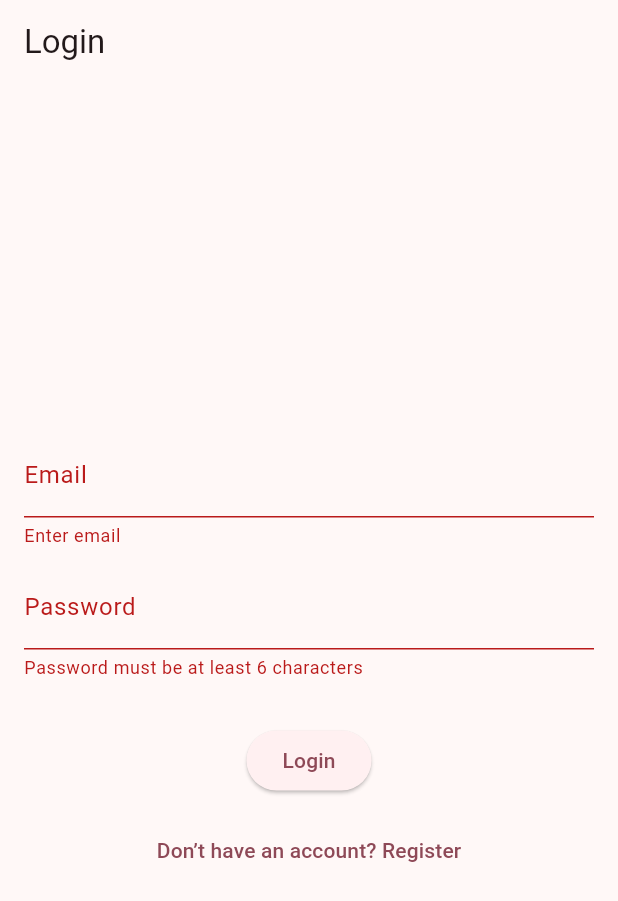
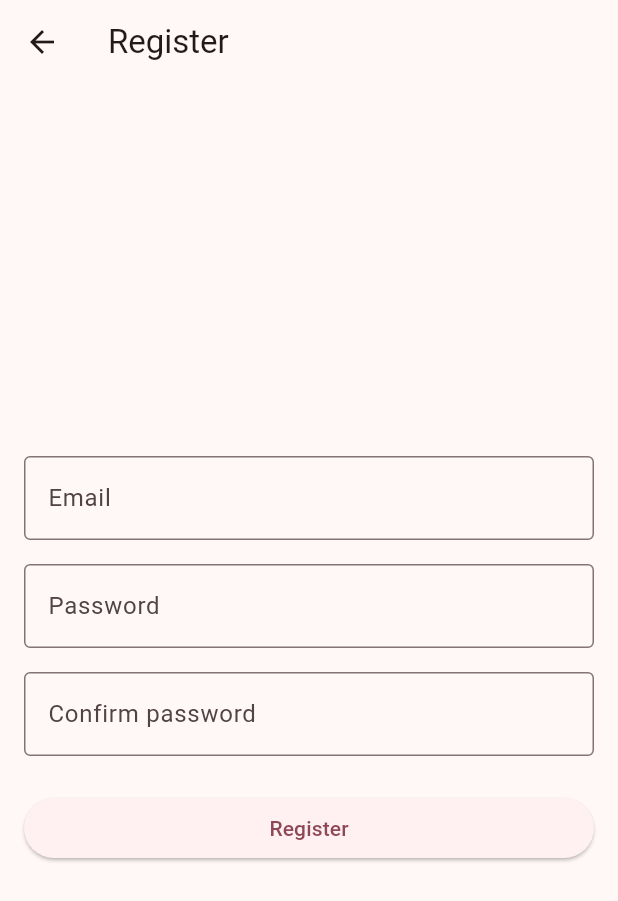
Before and after one commit to AnisaProjects/my_first_app, a Flutter app: the screen it shows after launch, after a tap on "Login", after a tap on "Don’t have an account? Register", on a phone screen of 412 x 824 dp. Shown: the top 901 px of the screen. Run offline on Flutter 3.47's test engine with Material 3 defaults, Android fonts, the phone set to English and light mode, and no system bars; our stand-ins replace firebase_auth, firebase_core; accounts and stored records are empty.

Commit message:
register_screen ui created

```diff
--- a/lib/screens/login_screen.dart
+++ b/lib/screens/login_screen.dart
@@ -1,7 +1,7 @@
 import 'package:flutter/material.dart';
 import 'package:firebase_auth/firebase_auth.dart';
-
 import 'home_screen.dart';
+import 'register_screen.dart';
 
 class LoginScreen extends StatefulWidget {
   static const routeName = '/login';
@@ -42,10 +42,19 @@ class _LoginScreenState extends State<LoginScreen> {
         _errorMessage = e.message ?? 'Login failed';
       });
     } finally {
-      setState(() {
-        _isLoading = false;
-      });
+      if (mounted) {
+        setState(() {
+          _isLoading = false;
+        });
+      }
     }
+  }
+
+  @override
+  void dispose() {
+    _emailController.dispose();
+    _passwordController.dispose();
+    super.dispose();
   }
 
   @override
@@ -59,6 +68,7 @@ class _LoginScreenState extends State<LoginScreen> {
           child: Column(
             mainAxisAlignment: MainAxisAlignment.center,
             children: [
+              // Email
               TextFormField(
                 controller: _emailController,
                 decoration: const InputDecoration(labelText: 'Email'),
@@ -74,6 +84,8 @@ class _LoginScreenState extends State<LoginScreen> {
                 },
               ),
               const SizedBox(height: 12),
+
+              // Password
               TextFormField(
                 controller: _passwordController,
                 decoration: const InputDecoration(labelText: 'Password'),
@@ -87,11 +99,13 @@ class _LoginScreenState extends State<LoginScreen> {
               ),
               const SizedBox(height: 20),
 
+              // Error message
               if (_errorMessage.isNotEmpty)
                 Text(_errorMessage, style: const TextStyle(color: Colors.red)),
 
               const SizedBox(height: 10),
 
+              // Login button or loader
               _isLoading
                   ? const CircularProgressIndicator()
                   : ElevatedButton(
@@ -101,9 +115,13 @@ class _LoginScreenState extends State<LoginScreen> {
 
               const SizedBox(height: 12),
 
+              // Go to Register screen
               TextButton(
                 onPressed: () {
-                  // Later → Register screen
+                  Navigator.push(
+                    context,
+                    MaterialPageRoute(builder: (_) => const RegisterScreen()),
+                  );
                 },
                 child: const Text('Don’t have an account? Register'),
               ),
--- /dev/null
+++ b/lib/screens/register_screen.dart
@@ -0,0 +1,178 @@
+import 'package:flutter/material.dart';
+import 'package:firebase_auth/firebase_auth.dart';
+
+class RegisterScreen extends StatefulWidget {
+  const RegisterScreen({super.key});
+
+  @override
+  State<RegisterScreen> createState() => _RegisterScreenState();
+}
+
+class _RegisterScreenState extends State<RegisterScreen> {
+  final _formKey = GlobalKey<FormState>();
+
+  final _emailController = TextEditingController();
+  final _passwordController = TextEditingController();
+  final _confirmController = TextEditingController();
+
+  bool _isLoading = false;
+
+  @override
+  void dispose() {
+    _emailController.dispose();
+    _passwordController.dispose();
+    _confirmController.dispose();
+    super.dispose();
+  }
+
+  Future<void> _register() async {
+    // 1) Validate basic form rules
+    if (!_formKey.currentState!.validate()) {
+      return;
+    }
+
+    // 2) Check if passwords match
+    if (_passwordController.text.trim() != _confirmController.text.trim()) {
+      ScaffoldMessenger.of(
+        context,
+      ).showSnackBar(const SnackBar(content: Text('Passwords do not match')));
+      return;
+    }
+
+    setState(() {
+      _isLoading = true;
+    });
+
+    try {
+      // 3) Call Firebase Auth to create user
+      await FirebaseAuth.instance.createUserWithEmailAndPassword(
+        email: _emailController.text.trim(),
+        password: _passwordController.text.trim(),
+      );
+
+      // 4) On success: show message & go back to Login
+      if (!mounted) return;
+
+      ScaffoldMessenger.of(context).showSnackBar(
+        const SnackBar(
+          content: Text('Registration successful! Please log in.'),
+        ),
+      );
+
+      Navigator.pop(context); // back to previous screen (e.g. Login)
+    } on FirebaseAuthException catch (e) {
+      // Firebase-specific errors
+      String message = 'Registration failed';
+
+      if (e.code == 'email-already-in-use') {
+        message = 'This email is already in use.';
+      } else if (e.code == 'invalid-email') {
+        message = 'Invalid email address.';
+      } else if (e.code == 'weak-password') {
+        message = 'Password is too weak (min 6 characters).';
+      }
+
+      ScaffoldMessenger.of(
+        context,
+      ).showSnackBar(SnackBar(content: Text(message)));
+    } catch (_) {
+      // Any other errors
+      ScaffoldMessenger.of(context).showSnackBar(
+        const SnackBar(
+          content: Text('Something went wrong. Please try again.'),
+        ),
+      );
+    } finally {
+      if (mounted) {
+        setState(() {
+          _isLoading = false;
+        });
+      }
+    }
+  }
+
+  @override
+  Widget build(BuildContext context) {
+    return Scaffold(
+      appBar: AppBar(title: const Text('Register')),
+      body: Padding(
+        padding: const EdgeInsets.all(16.0),
+        child: Form(
+          key: _formKey,
+          child: Column(
+            mainAxisAlignment: MainAxisAlignment.center,
+            children: [
+              // Email
+              TextFormField(
+                controller: _emailController,
+                decoration: const InputDecoration(
+                  labelText: 'Email',
+                  border: OutlineInputBorder(),
+                ),
+                keyboardType: TextInputType.emailAddress,
+                validator: (value) {
+                  if (value == null || value.trim().isEmpty) {
+                    return 'Please enter email';
+                  }
+                  if (!value.contains('@')) {
+                    return 'Please enter a valid email';
+                  }
+                  return null;
+                },
+              ),
+              const SizedBox(height: 16),
+
+              // Password
+              TextFormField(
+                controller: _passwordController,
+                decoration: const InputDecoration(
+                  labelText: 'Password',
+                  border: OutlineInputBorder(),
+                ),
+                obscureText: true,
+                validator: (value) {
+                  if (value == null || value.trim().isEmpty) {
+                    return 'Please enter password';
+                  }
+                  if (value.trim().length < 6) {
+                    return 'Password must be at least 6 characters';
+                  }
+                  return null;
+                },
+              ),
+              const SizedBox(height: 16),
+
+              // Confirm password
+              TextFormField(
+                controller: _confirmController,
+                decoration: const InputDecoration(
+                  labelText: 'Confirm password',
+                  border: OutlineInputBorder(),
+                ),
+                obscureText: true,
+                validator: (value) {
+                  if (value == null || value.trim().isEmpty) {
+                    return 'Please confirm password';
+                  }
+                  return null;
+                },
+              ),
+              const SizedBox(height: 24),
+
+              // Register button or loader
+              SizedBox(
+                width: double.infinity,
+                child: _isLoading
+                    ? const Center(child: CircularProgressIndicator())
+                    : ElevatedButton(
+                        onPressed: _register,
+                        child: const Text('Register'),
+                      ),
+              ),
+            ],
+          ),
+        ),
+      ),
+    );
+  }
+}
```
Also changed, not shown: lib/screens/product_screen.dart (line endings or trailing spaces).
